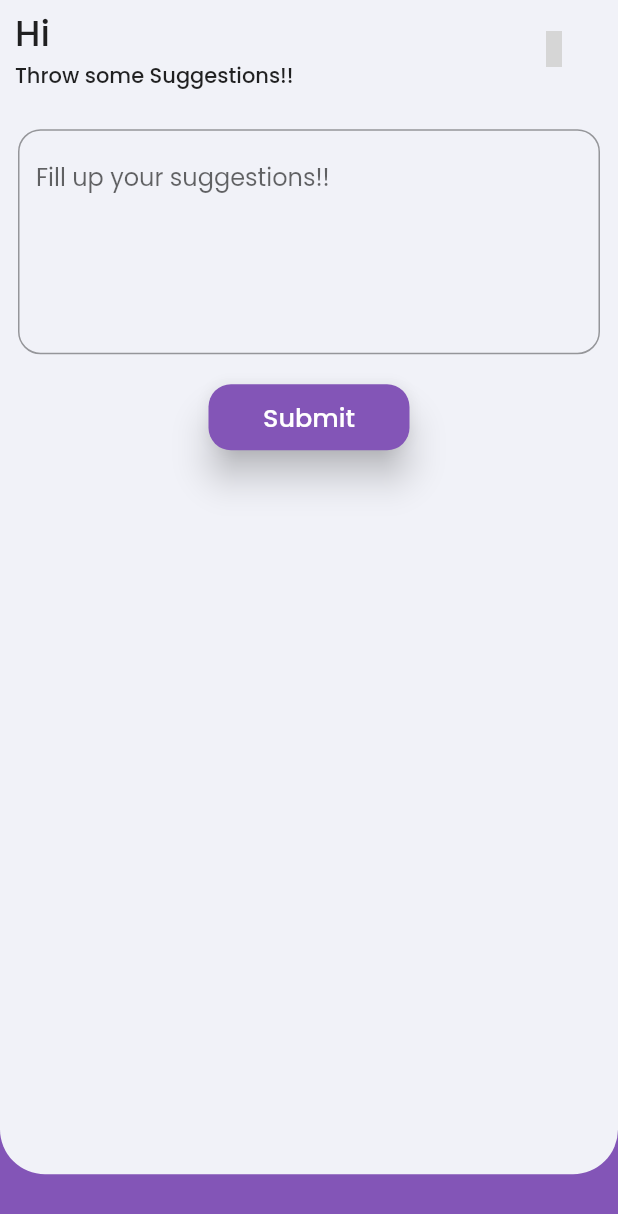
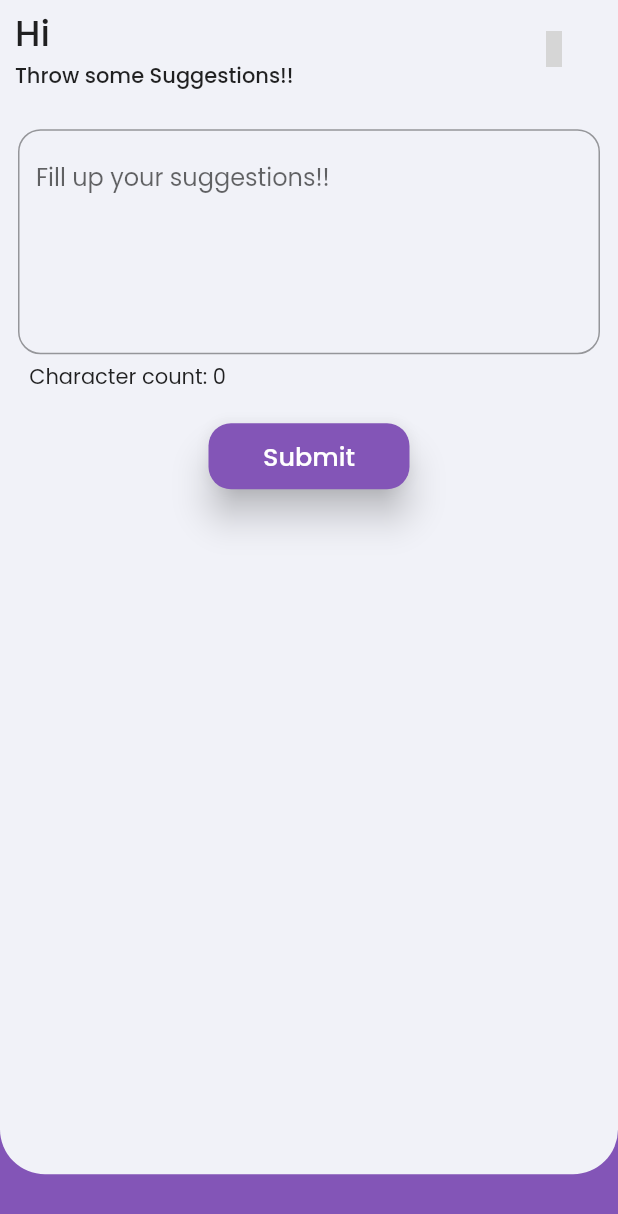
Before and after one commit to onwords-smart-solutions/my_office, a Flutter app: the SuggestionScreen widget shown alone on an empty page, opened directly with empty values, on a phone screen of 412 x 824 dp. Shown: the top 1214 px of the screen. Run offline on Flutter 3.47's test engine with Material 2 defaults, Android fonts, the phone set to English and light mode, and no system bars; our stand-ins replace after_layout, auto_size_text, awesome_dialog, cached_network_image, cloud_firestore, connectivity_plus and 24 more; missing offline and left inert: dart:ffi, external_app_launcher, slide_to_confirm, upi_payment_qrcode_generator; accounts and stored records are empty; grey boxes are pictures that could not be loaded.

Commit message:
added character count for suggestions.dart

```diff
--- a/lib/suggestions/suggestions.dart
+++ b/lib/suggestions/suggestions.dart
@@ -19,6 +19,23 @@ class SuggestionScreen extends StatefulWidget {
 
 class _SuggestionScreenState extends State<SuggestionScreen> {
   TextEditingController suggestionsController = TextEditingController();
+  int characterCount = 0;
+
+  @override
+  void initState() {
+    suggestionsController.addListener(() {
+      setState(() {
+        characterCount = suggestionsController.text.length;
+      });
+    });
+    super.initState();
+  }
+
+  @override
+  void dispose() {
+    suggestionsController.dispose();
+    super.dispose();
+  }
 
   @override
   Widget build(BuildContext context) {
@@ -33,16 +50,26 @@ class _SuggestionScreenState extends State<SuggestionScreen> {
       children: [
         Container(
           padding: const EdgeInsets.all(12),
-          child: TextField(
+          child: Column(
+            children: [
+              TextField(
                 textInputAction: TextInputAction.done,
                 controller: suggestionsController,
                 scrollPhysics: const BouncingScrollPhysics(),
                 maxLines: 5,
                 decoration: InputDecoration(
-              border:
-                  OutlineInputBorder(borderRadius: BorderRadius.circular(15)),
+                  border: OutlineInputBorder(
+                    borderRadius: BorderRadius.circular(15),
+                  ),
                   hintText: 'Fill up your suggestions!!',
                 ),
+              ),
+              const SizedBox(height: 5),
+              Align(
+                alignment: Alignment.bottomLeft,
+                child: Text('  Character count: $characterCount'),
+              ),
+            ],
           ),
         ),
         Container(
```
Also changed, not shown: lib/attendance/view_full_attendance.dart (+8 -4 lines). Lines whose indentation alone changed are shown as unchanged.
